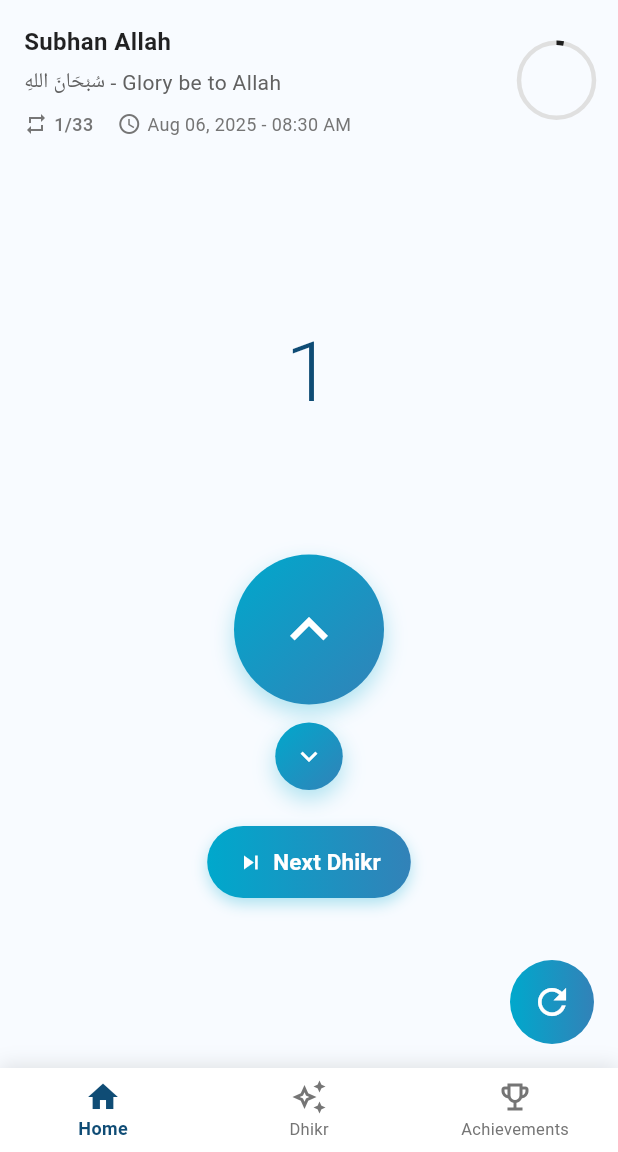
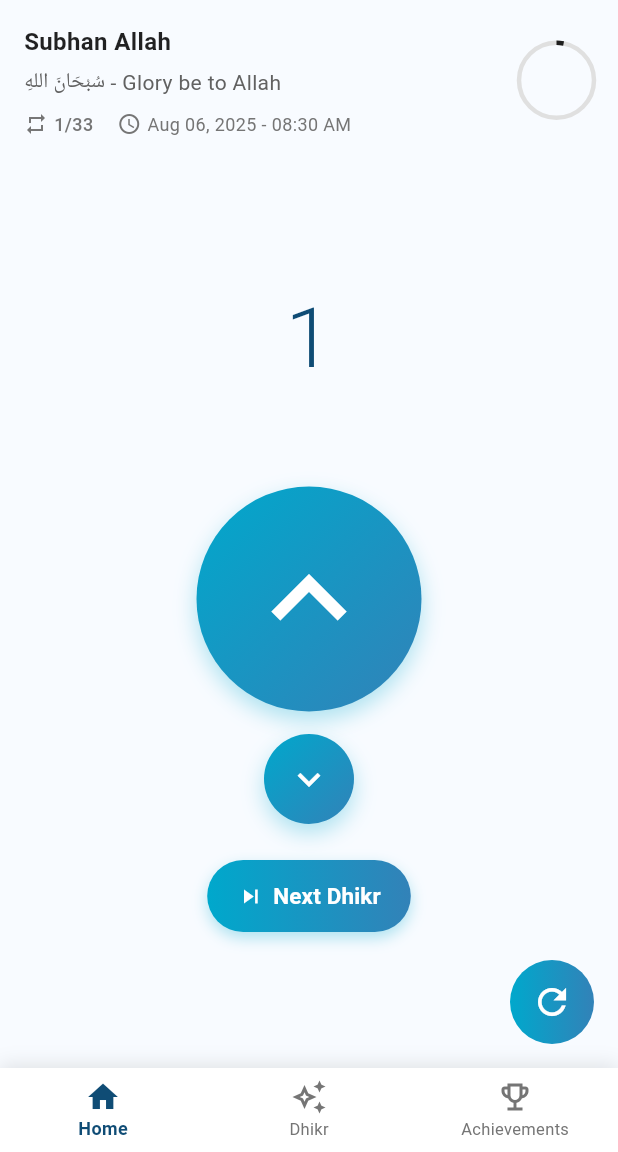
Before and after one commit to anjumArnab/Tasbih, a Flutter app: the screen it shows after launch, after a tap on the "keyboard arrow up" icon, on a phone screen of 412 x 824 dp, the part 84-1236 px from its top. Run offline on Flutter 3.47's test engine with Material 3 defaults, Android fonts, the phone set to English and light mode, and no system bars; our stand-ins replace hive, hive_flutter; accounts and stored records are empty; Roboto replaces fonts that are missing (Poppins).

Commit message:
Button sized changed

```diff
--- a/lib/screens/homepage.dart
+++ b/lib/screens/homepage.dart
@@ -244,13 +244,6 @@ class _HomepageState extends State<Homepage> with TickerProviderStateMixin {
   }
 
   @override
-  void dispose() {
-    _incrementController.dispose();
-    _decrementController.dispose();
-    super.dispose();
-  }
-
-  @override
   Widget build(BuildContext context) {
     final screenWidth = MediaQuery.of(context).size.width;
     final screenHeight = MediaQuery.of(context).size.height;
@@ -327,19 +320,19 @@ class _HomepageState extends State<Homepage> with TickerProviderStateMixin {
                             animation: _incrementScale,
                             onTap: _increment,
                             icon: Icons.keyboard_arrow_up,
-                            size: screenWidth < 400 ? 80 : 100,
-                            iconSize: screenWidth < 400 ? 40 : 50,
+                            size: screenWidth < 400 ? 130 : 150,
+                            iconSize: screenWidth < 400 ? 80 : 100,
                           ),
 
-                          SizedBox(height: screenHeight < 600 ? 8 : 12),
+                          SizedBox(height: screenHeight < 600 ? 10 : 15),
 
                           // Decrement Button
                           AnimatedCircleButton(
                             animation: _decrementScale,
                             onTap: _decrement,
                             icon: Icons.keyboard_arrow_down,
-                            size: screenHeight < 600 ? 35 : 45,
-                            iconSize: screenHeight < 600 ? 18 : 22,
+                            size: screenHeight < 600 ? 50 : 60,
+                            iconSize: screenHeight < 600 ? 25 : 30,
                           ),
 
                           SizedBox(height: screenHeight < 600 ? 16 : 24),
@@ -405,4 +398,11 @@ class _HomepageState extends State<Homepage> with TickerProviderStateMixin {
       ),
     );
   }
+
+  @override
+  void dispose() {
+    _incrementController.dispose();
+    _decrementController.dispose();
+    super.dispose();
+  }
 }
```
